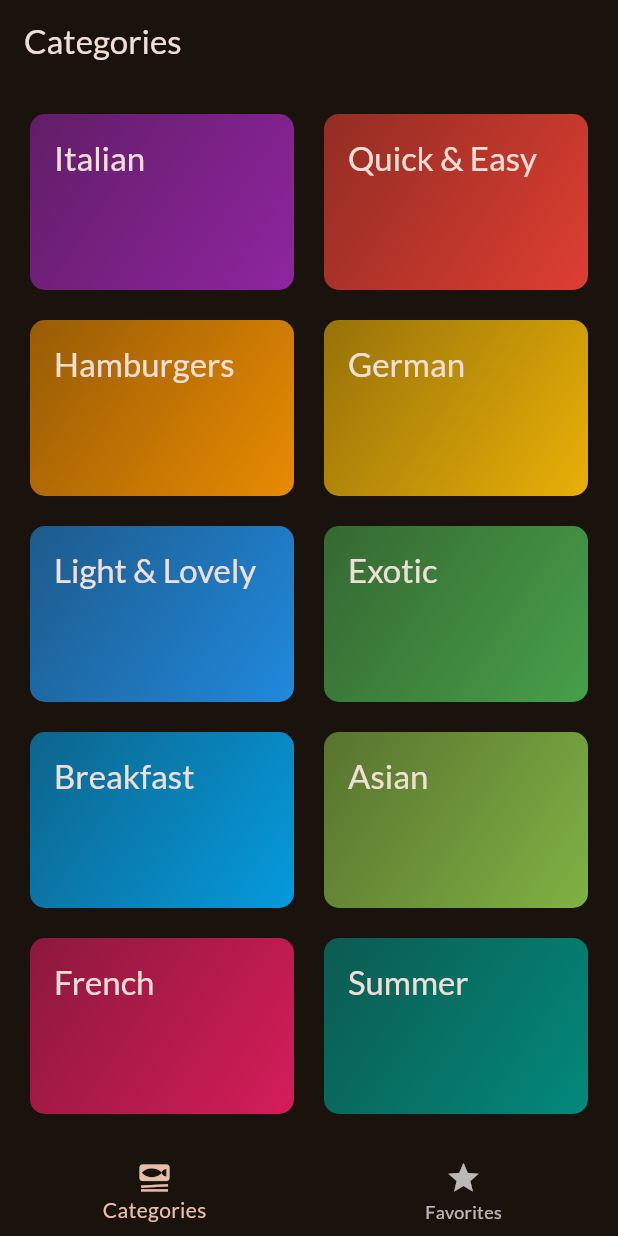
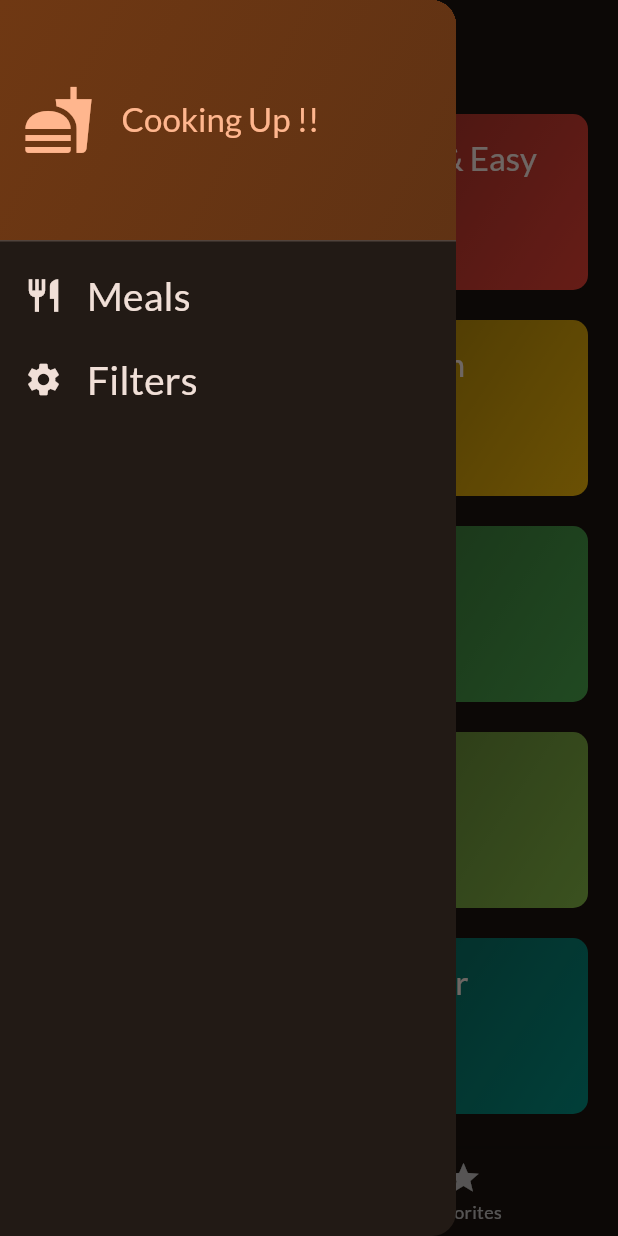
Before and after one commit to hamza5999/meals-app-riverpod, a Flutter app: the screen it shows after launch, with the side drawer open (before the commit the screen has no drawer), on a phone screen of 412 x 824 dp. Run offline on Flutter 3.47's test engine with Material 2 defaults, Android fonts, the phone set to English and light mode, and no system bars; our stand-ins replace google_fonts, transparent_image.

Commit message:
Add a flutter drawer and drawer links in it

```diff
--- a/lib/screens/tabs.dart
+++ b/lib/screens/tabs.dart
@@ -2,6 +2,7 @@ import 'package:flutter/material.dart';
 import 'package:meals_app/models/meal.dart';
 import 'package:meals_app/screens/categories.dart';
 import 'package:meals_app/screens/meals.dart';
+import 'package:meals_app/widgets/main_drawer.dart';
 
 class TabsScreen extends StatefulWidget {
   const TabsScreen({super.key});
@@ -68,6 +69,7 @@ class _TabsScreenState extends State<TabsScreen> {
       appBar: AppBar(
         title: Text(activePageTitle),
       ),
+      drawer: const MainDrawer(),
       body: activePage,
       bottomNavigationBar: BottomNavigationBar(
         onTap: (index) {
--- /dev/null
+++ b/lib/widgets/main_drawer.dart
@@ -0,0 +1,88 @@
+import 'package:flutter/material.dart';
+
+class MainDrawer extends StatelessWidget {
+  const MainDrawer({super.key});
+
+  @override
+  Widget build(BuildContext context) {
+    return Drawer(
+      child: Column(
+        children: [
+          DrawerHeader(
+            padding: const EdgeInsets.all(15),
+            decoration: BoxDecoration(
+              gradient: LinearGradient(
+                colors: [
+                  Theme.of(context).colorScheme.primaryContainer,
+                  Theme.of(context)
+                      .colorScheme
+                      .primaryContainer
+                      .withOpacity(0.8)
+                ],
+                begin: Alignment.topLeft,
+                end: Alignment.bottomRight,
+              ),
+            ),
+            child: Row(
+              children: [
+                Icon(
+                  Icons.fastfood,
+                  size: 48,
+                  color: Theme.of(context).colorScheme.primary,
+                ),
+                const SizedBox(width: 18),
+                Text(
+                  'Cooking Up !!',
+                  style: Theme.of(context).textTheme.titleLarge!.copyWith(
+                        color: Theme.of(context).colorScheme.primary,
+                      ),
+                )
+              ],
+            ),
+          ),
+          // It is a widget that is used to display list items in an
+          // optimized way. It can be used in any list and can also be used in
+          // a Drawer widget. It can be a great widget for outputting list
+          // content since it's optimized for bundling different pieces of
+          // information together in a single row
+
+          ListTile(
+            leading: Icon(
+              Icons.restaurant,
+              size: 26,
+              color: Theme.of(context).colorScheme.onBackground,
+            ), // leading paramter allows
+            // to set a widget that will be presented at the beginning of this
+            // list item
+            title: Text(
+              'Meals',
+              style: Theme.of(context).textTheme.titleSmall!.copyWith(
+                    color: Theme.of(context).colorScheme.onBackground,
+                    fontSize: 26,
+                  ),
+            ),
+            onTap: () {},
+          ),
+          // ListTile is simply a builtin flutter widget that is optimized for
+          // outputting items in a list
+          ListTile(
+            leading: Icon(
+              Icons.settings,
+              size: 26,
+              color: Theme.of(context).colorScheme.onBackground,
+            ), // leading allows us to add
+            // some widgets that will be displayed at the start of that row
+            title: Text(
+              'Filters',
+              style: Theme.of(context).textTheme.titleSmall!.copyWith(
+                    color: Theme.of(context).colorScheme.onBackground,
+                    fontSize: 26,
+                  ),
+            ),
+            onTap: () {},
+          )
+        ],
+      ),
+    );
+  }
+}
```
Also changed, not shown: 1 other file.
